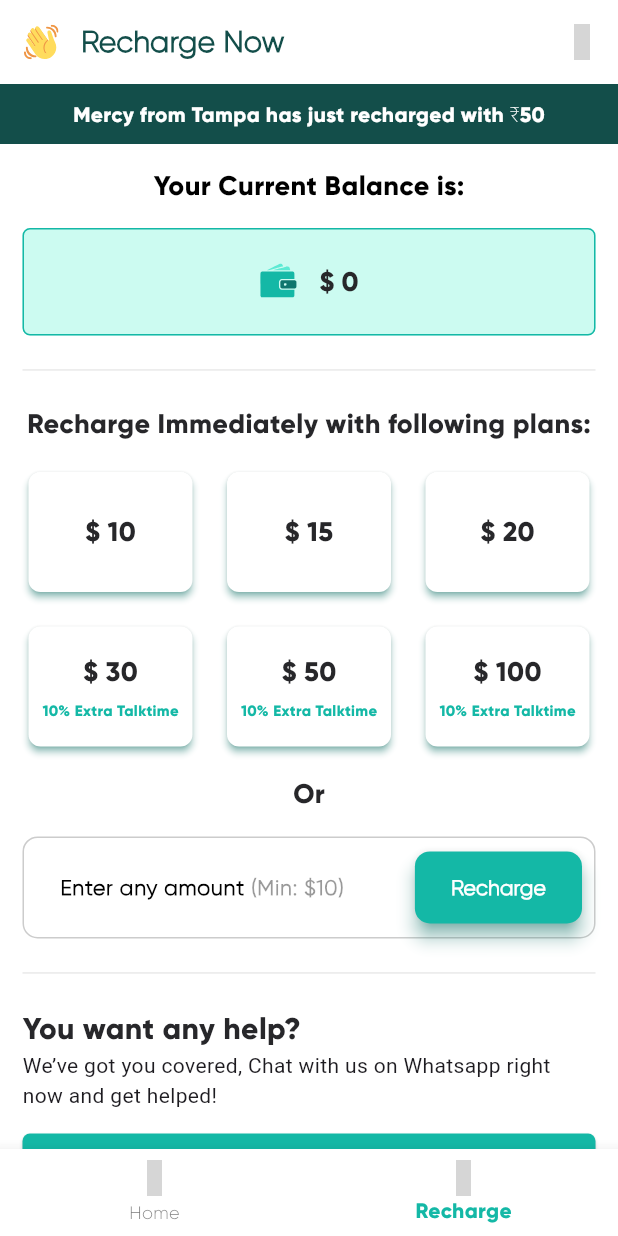
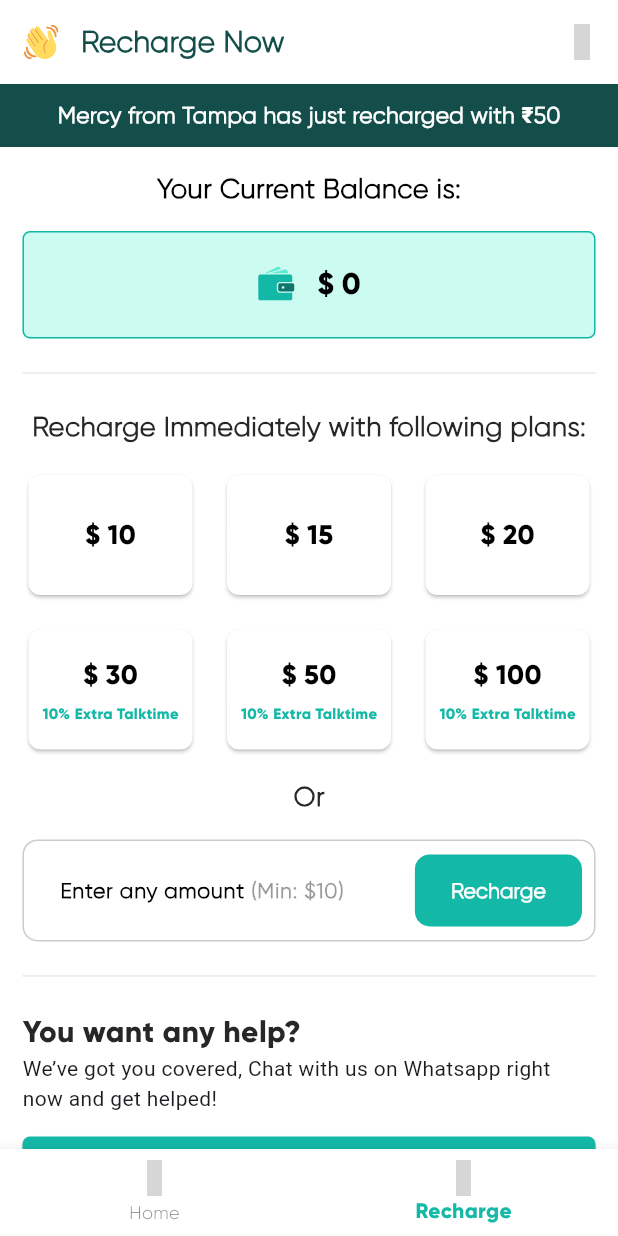
Before and after one commit to Prashant-ranjan-singh-123/direction, a Flutter app: the screen it shows after launch, after a tap on "Recharge Now", on a phone screen of 412 x 824 dp. Run offline on Flutter 3.47's test engine with Material 3 defaults, Android fonts, the light colour scheme and no system bars; drawn by our look-alikes of auto_size_text; our stand-ins replace flutter_svg, iconly, iconsax, shared_preferences; missing offline and left inert: razorpay_flutter; grey boxes are pictures that could not be loaded.

Commit message:
First Release

```diff
--- a/lib/screens/bottom_nav_bar/home/home_page_after_login.dart
+++ b/lib/screens/bottom_nav_bar/home/home_page_after_login.dart
@@ -84,7 +84,7 @@ class _HomePageAfterLoginState extends State<HomePageAfterLogin> {
                 SizedBox(width: 15),
                 Text(
                   '\$ ${balance}',
-                  style: AppTextStyle.recharge_current_banner_text(),
+                  style: AppTextStyle.h1(),
                 ),
                 Spacer(),
                 SizedBox(
@@ -128,7 +128,7 @@ class _HomePageAfterLoginState extends State<HomePageAfterLogin> {
             padding: const EdgeInsets.symmetric(horizontal: 10, vertical: 5),
             child: Card(
               color: AppColor.white,
-              elevation: 15,
+              elevation: 3,
               shadowColor: AppColor.primary,
               child: Padding(
                 padding: const EdgeInsets.all(10.0),
@@ -245,7 +245,7 @@ class _HomePageAfterLoginState extends State<HomePageAfterLogin> {
                                 child: ElevatedButton(
                                   style: ElevatedButton.styleFrom(
                                     backgroundColor: AppColor.secondary,
-                                    elevation: 5,
+                                    elevation: 0,
                                     shadowColor: AppColor.secondary,
                                     shape: RoundedRectangleBorder(
                                       borderRadius: BorderRadius.circular(7),
--- a/lib/screens/bottom_nav_bar/recharge/recharge_page_after_login.dart
+++ b/lib/screens/bottom_nav_bar/recharge/recharge_page_after_login.dart
@@ -95,7 +95,7 @@ class _RechargePageAfterLoginState extends State<RechargePageAfterLogin> {
         child: Center(
             child: Text(
           'Mercy from Tampa has just recharged with \₹50',
-          style: AppTextStyle.recharge_banner(),
+          style: AppTextStyle.body1(fontSize: 15, fontColor: AppColor.white),
         )),
       ),
     );
@@ -113,7 +113,7 @@ class _RechargePageAfterLoginState extends State<RechargePageAfterLogin> {
             'Your Current Balance is:',
             style: AppTextStyle.recharge_banner(
                     fontColor: AppColor.black, fontSize: 18)
-                .copyWith(fontWeight: FontWeight.w100),
+                .copyWith(fontWeight: FontWeight.w900),
           ),
           SizedBox(
             height: 15,
@@ -136,7 +136,7 @@ class _RechargePageAfterLoginState extends State<RechargePageAfterLogin> {
                     ),
                     Text(
                       '\$ ${_total_balance}',
-                      style: AppTextStyle.recharge_current_banner_text(),
+                      style: AppTextStyle.h1(fontSize: 20, fontColor: AppColor.black),
                     )
                   ],
                 )),
@@ -228,7 +228,7 @@ class _RechargePageAfterLoginState extends State<RechargePageAfterLogin> {
                     child: ElevatedButton(
                       style: ElevatedButton.styleFrom(
                         backgroundColor: AppColor.secondary,
-                        elevation: 5,
+                        elevation: 0,
                         shadowColor: AppColor.secondary,
                         shape: RoundedRectangleBorder(
                           borderRadius: BorderRadius.circular(10),
@@ -313,8 +313,8 @@ class _RechargePageAfterLoginState extends State<RechargePageAfterLogin> {
       borderRadius: BorderRadius.circular(8), // Match the card's border radius
       child: Card(
         color: AppColor.white, // Card background color
-        elevation: 2, // Elevation for shadow effect
-        shadowColor: AppColor.secondary, // Shadow color
+        elevation: 1, // Elevation for shadow effect
+        shadowColor: AppColor.black.withOpacity(1), // Shadow color
         shape: RoundedRectangleBorder(
           borderRadius: BorderRadius.circular(8),
         ),
@@ -329,7 +329,7 @@ class _RechargePageAfterLoginState extends State<RechargePageAfterLogin> {
                 children: [
                   Text(
                     '\$ ${value}',
-                    style: AppTextStyle.recharge_current_banner_text(),
+                    style: AppTextStyle.h1(fontSize: 18, fontColor: AppColor.black),
                   ),
                 ],
               ),
@@ -388,7 +388,7 @@ class _RechargePageAfterLoginState extends State<RechargePageAfterLogin> {
                     ),
                     Text(
                       'Chat Support',
-                      style: AppTextStyle.recharge_banner(fontSize: 16),
+                      style: AppTextStyle.h1(fontSize: 16, fontColor: AppColor.white),
                     ),
                   ],
                 )),
--- a/lib/utils/text_style.dart
+++ b/lib/utils/text_style.dart
@@ -24,14 +24,14 @@ class AppTextStyle {
         fontSize: fontSize,
         fontWeight: FontWeight.w100,
         color: fontColor,
-        fontFamily: AppFonts.gilroy_extra_bold);
+        fontFamily: AppFonts.gilroy_light);
   }
 
   static TextStyle recharge_current_banner_text() {
     return TextStyle(
         fontSize: 18,
-        fontWeight: FontWeight.w100,
+        fontWeight: FontWeight.w900,
         color: AppColor.font_black,
-        fontFamily: AppFonts.gilroy_extra_bold);
+        fontFamily: AppFonts.gilroy_light);
   }
 }
```
